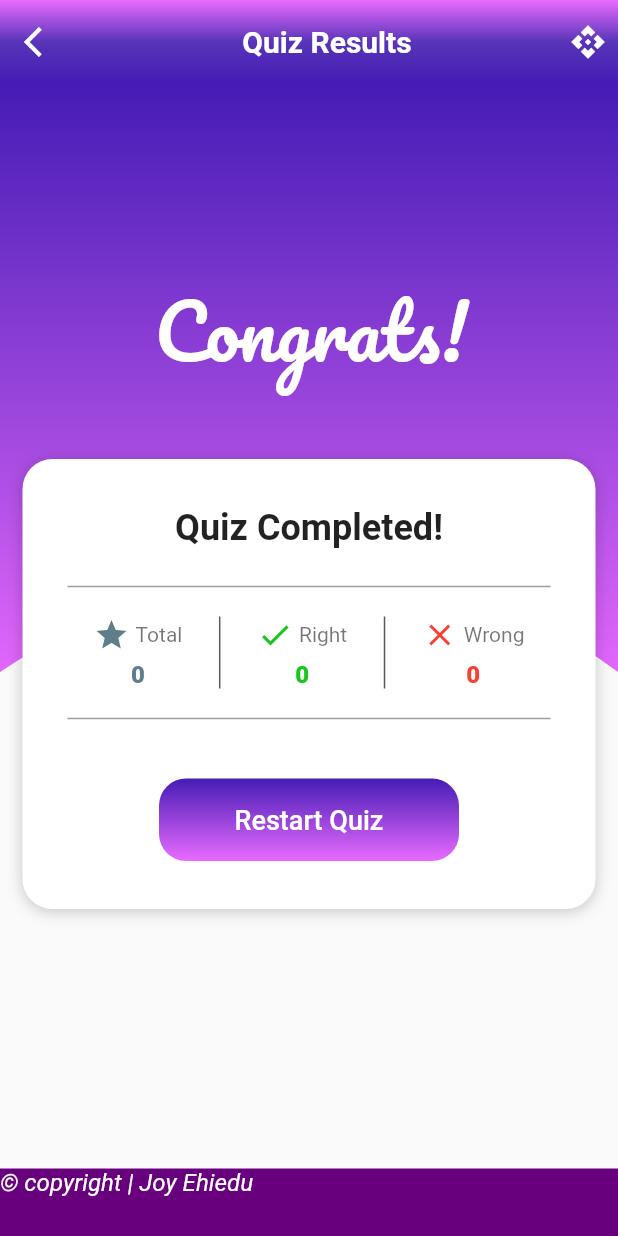
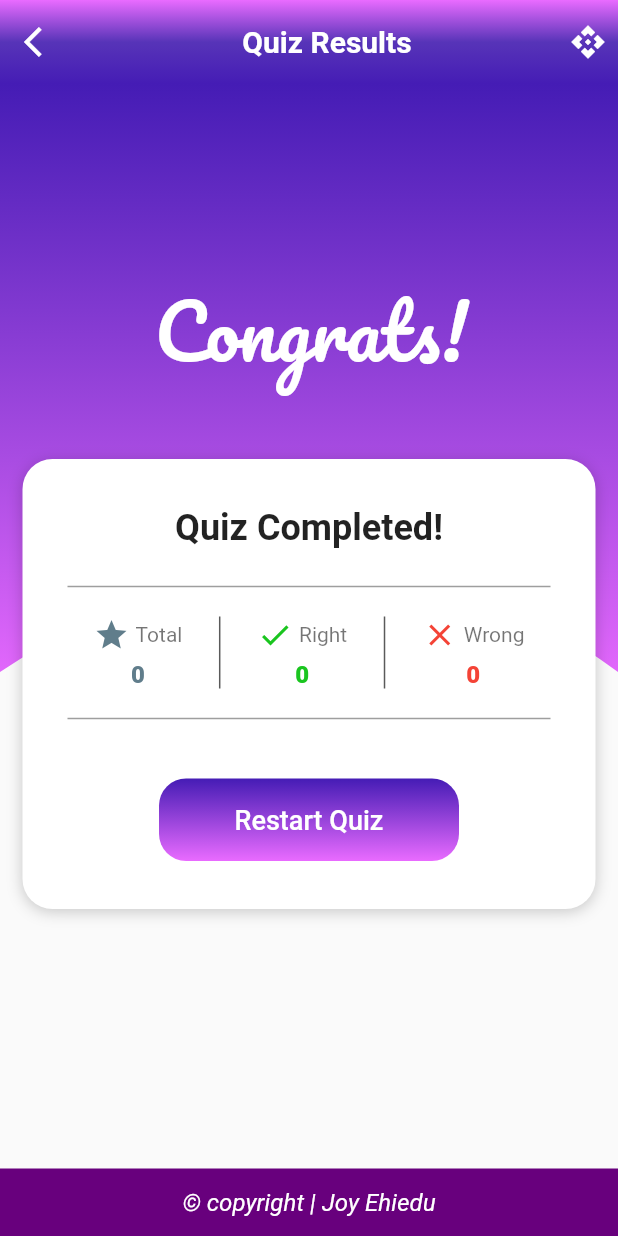
Before and after one commit to iluv27/flutter_trivia, a Flutter app: the BuildFinishedScreen screen opened directly with empty values, on a phone screen of 412 x 824 dp. Run offline on Flutter 3.47's test engine with Material 2 defaults, Android fonts, the light colour scheme and no system bars; our stand-ins replace animated_text_kit, flutter_layout_grid.

Commit message:
new commit

```diff
--- a/lib/question_One/completed.dart
+++ b/lib/question_One/completed.dart
@@ -63,10 +63,15 @@ class _BuildFinishedScreenState extends State<BuildFinishedScreen> {
           height: 45,
           width: double.infinity,
           color: const Color.fromARGB(255, 104, 0, 125),
+          child: GestureDetector(
+            onTap: () {
+              _launchUrl();
+            },
+            child: Center(
               child: RichText(
-            text: TextSpan(
+                text: const TextSpan(
                   text: '© copyright | ',
-              style: const TextStyle(
+                  style: TextStyle(
                       color: Colors.white,
                       fontSize: 16,
                       fontWeight: FontWeight.w400,
@@ -74,13 +79,15 @@ class _BuildFinishedScreenState extends State<BuildFinishedScreen> {
                   children: [
                     TextSpan(
                       text: 'Joy Ehiedu',
-                    style: const TextStyle(
+                      style: TextStyle(
                           color: Colors.white,
                           fontSize: 16,
                           fontWeight: FontWeight.w400,
                           fontStyle: FontStyle.italic),
-                    recognizer: TapGestureRecognizer(debugOwner: _launchUrl())),
+                    ),
                   ],
+                ),
+              ),
             ),
           ),
         ),
```
Lines whose indentation alone changed are shown as unchanged.
